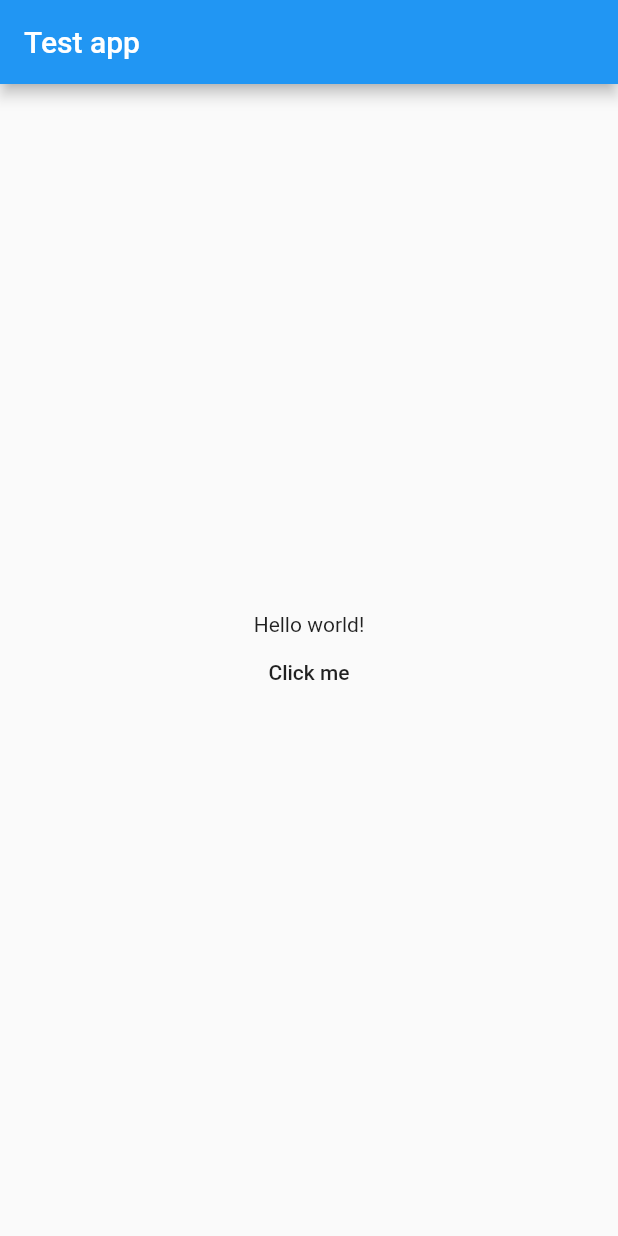
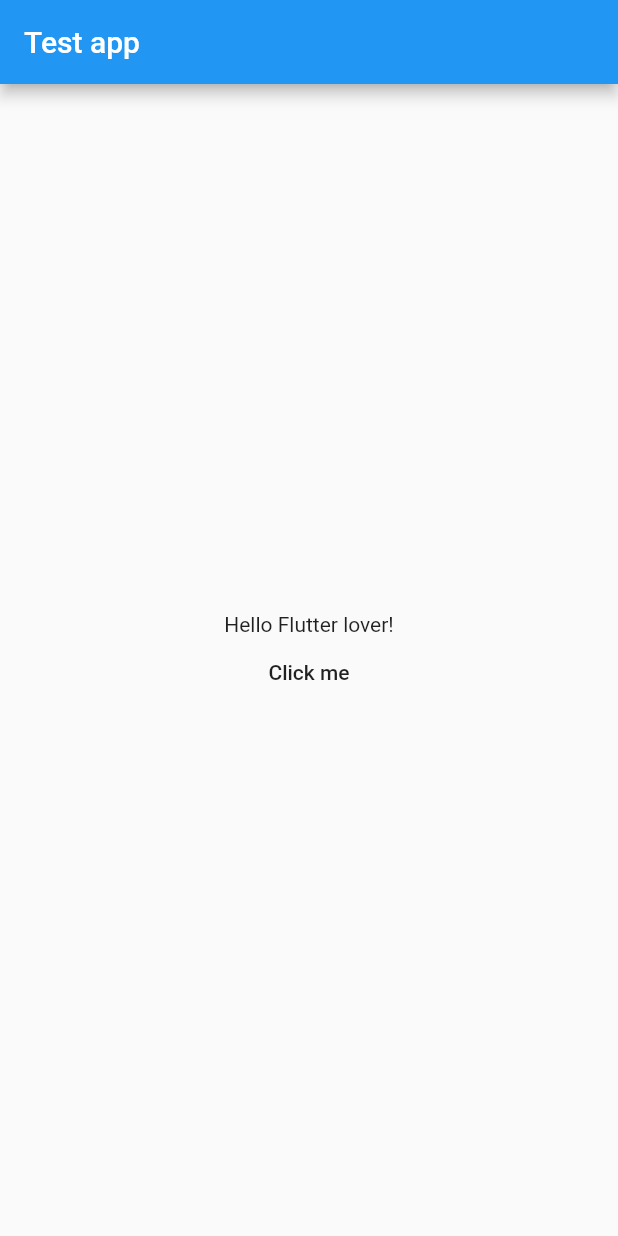
Before and after one commit to ilteoood/flutter_i18n, a Flutter app: the screen it shows after launch, on a phone screen of 412 x 824 dp. Run offline on Flutter 3.47's test engine with Material 2 defaults, Android fonts, the phone set to English and light mode, and no system bars.

```diff
--- a/example/assets/flutter_i18n/en.json
+++ b/example/assets/flutter_i18n/en.json
@@ -1,7 +1,7 @@
 {
   "title": "Test app",
   "label":{
-    "main": "Hello world!"
+    "main": "Hello {user}!"
   },
   "button":{
     "clickMe": "Click me"
--- a/example/lib/main.dart
+++ b/example/lib/main.dart
@@ -34,7 +34,7 @@ class MyHomePage extends StatelessWidget {
           child: new Column(
             mainAxisAlignment: MainAxisAlignment.center,
             children: <Widget>[
-              new Text(FlutterI18n.translate(context, "label.main")),
+              new Text(FlutterI18n.translate(context, "label.main",  Map.fromIterables(["user"], ["Flutter lover"]))),
               new FlatButton(
                   onPressed: () {
                     Scaffold.of(context).showSnackBar(new SnackBar(
--- a/lib/flutter_i18n.dart
+++ b/lib/flutter_i18n.dart
@@ -52,7 +52,25 @@ class FlutterI18n {
         () => Locale(systemLocaleSplitted[0], systemLocaleSplitted[1]));
   }
 
-  static String translate(final BuildContext context, final String key) {
+  static String translate(final BuildContext context, final String key,
+      [final Map<String, String> translationParams]) {
+    String translation = _translateWithKeyFallback(context, key);
+    if (translationParams != null) {
+      translation = _replaceParams(translation, translationParams);
+    }
+    return translation;
+  }
+
+  static String _replaceParams(
+      String translation, final Map<String, String> translationParams) {
+    for (final String paramKey in translationParams.keys) {
+      translation = translation.replaceAll(
+          new RegExp('{$paramKey}'), translationParams[paramKey]);
+    }
+    return translation;
+  }
+
+  static String _translateWithKeyFallback(BuildContext context, String key) {
     final Map<String, dynamic> decodedStrings =
         Localizations.of<FlutterI18n>(context, FlutterI18n).decodedMap;
     final List<String> splittedKey = key.split(".");
--- a/pubspec.yaml
+++ b/pubspec.yaml
@@ -1,6 +1,6 @@
 name: flutter_i18n
 description: i18n made easy for Flutter. With flutter_i18n you can make your app international, using just a simple .json file!
-version: 0.1.0
+version: 0.2.0
 author: Matteo Pietro Dazzi <matteopietro.dazzi@gmail.com>
 homepage: https://github.com/ilteoood/flutter_i18n
 
```
Also changed, not shown: 1 other file.
